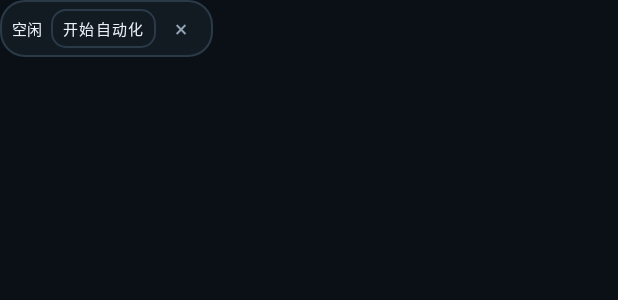
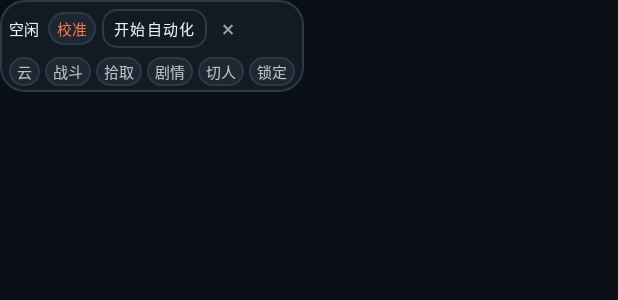
Before and after one commit to jiang386/okww-mobile, an Android app: the layout overlay_panel.xml on its own in the app's theme, with its tools: preview values and no code run, on a phone screen of 412 x 824 dp. Shown: the top 300 px of the screen. Run offline under Robolectric (Android 15) with nearby library versions, the phone set to English and light mode, and no system bars.

Commit message:
feat: 悬浮窗内直接添加按键与切换任务，游戏内无需退出；发布 0.1.3

```diff
--- a/app/build.gradle.kts
+++ b/app/build.gradle.kts
@@ -13,8 +13,8 @@ android {
         // 可通过 -PtargetSdk=32 覆盖：部分 ROM（realme / ColorOS 等）对 targetSdk >= 33
         // 的侧载应用强制「受限设置」，导致无障碍无法开启；targetSdk 32 可绕过该限制。
         targetSdk = (project.findProperty("targetSdk") as String?)?.toIntOrNull() ?: 35
-        versionCode = 3
-        versionName = "0.1.2"
+        versionCode = 4
+        versionName = "0.1.3"
         resourceConfigurations.addAll(listOf("zh", "en"))
     }
 
--- a/app/src/main/java/com/okww/mobile/App.kt
+++ b/app/src/main/java/com/okww/mobile/App.kt
@@ -20,6 +20,10 @@ class App : Application() {
     @Volatile
     var uiVisible: Boolean = false
         private set
+
+    /** 悬浮窗内正在添加/调整按键，自动化同样暂停，避免误点。 */
+    @Volatile
+    var calibrating: Boolean = false
 
     val engine: AutomationEngine by lazy { AutomationEngine(this) }
 
--- a/app/src/main/java/com/okww/mobile/engine/Engine.kt
+++ b/app/src/main/java/com/okww/mobile/engine/Engine.kt
@@ -110,6 +110,11 @@ class AutomationEngine(private val context: Context) {
                 delay(400)
                 continue
             }
+            if (App.instance.calibrating) {
+                RunState.setStatus("正在添加按键，已暂停")
+                delay(300)
+                continue
+            }
             val now = SystemClock.elapsedRealtime()
             if (now - lastTick < 120) {
                 delay(50)
--- a/app/src/main/res/layout/overlay_panel.xml
+++ b/app/src/main/res/layout/overlay_panel.xml
@@ -4,20 +4,37 @@
     android:layout_width="wrap_content"
     android:layout_height="wrap_content"
     android:background="@drawable/bg_overlay"
+    android:orientation="vertical"
+    android:paddingHorizontal="6dp"
+    android:paddingVertical="4dp">
+
+    <LinearLayout
+        android:layout_width="wrap_content"
+        android:layout_height="wrap_content"
         android:gravity="center_vertical"
-    android:orientation="horizontal"
-    android:paddingHorizontal="8dp"
-    android:paddingVertical="4dp">
+        android:orientation="horizontal">
 
         <TextView
             android:id="@+id/tvOverlayStatus"
             android:layout_width="wrap_content"
             android:layout_height="wrap_content"
-        android:maxEms="10"
             android:ellipsize="end"
+            android:maxEms="7"
             android:maxLines="1"
             android:text="@string/status_idle"
             android:textColor="@color/text"
+            android:textSize="10sp" />
+
+        <TextView
+            android:id="@+id/btnOverlayCal"
+            android:layout_width="wrap_content"
+            android:layout_height="wrap_content"
+            android:layout_marginStart="6dp"
+            android:background="@drawable/bg_chip"
+            android:paddingHorizontal="6dp"
+            android:paddingVertical="3dp"
+            android:text="@string/overlay_calibrate"
+            android:textColor="@color/accent"
             android:textSize="10sp" />
 
         <com.google.android.material.button.MaterialButton
@@ -25,7 +42,7 @@
             style="@style/Widget.OKWW.Button"
             android:layout_width="wrap_content"
             android:layout_height="wrap_content"
-        android:layout_marginStart="6dp"
+            android:layout_marginStart="4dp"
             android:minHeight="30dp"
             android:minWidth="0dp"
             android:paddingHorizontal="8dp"
@@ -34,11 +51,84 @@
 
         <TextView
             android:id="@+id/btnOverlayClose"
-        android:layout_width="26dp"
-        android:layout_height="26dp"
-        android:layout_marginStart="4dp"
+            android:layout_width="24dp"
+            android:layout_height="24dp"
+            android:layout_marginStart="2dp"
             android:gravity="center"
             android:text="@string/overlay_close"
             android:textColor="@color/muted"
             android:textSize="15sp" />
     </LinearLayout>
+
+    <LinearLayout
+        android:layout_width="wrap_content"
+        android:layout_height="wrap_content"
+        android:layout_marginTop="4dp"
+        android:orientation="horizontal">
+
+        <TextView
+            android:id="@+id/chipCloud"
+            android:layout_width="wrap_content"
+            android:layout_height="wrap_content"
+            android:layout_marginEnd="3dp"
+            android:background="@drawable/bg_chip"
+            android:paddingHorizontal="5dp"
+            android:paddingVertical="2dp"
+            android:text="@string/overlay_task_cloud"
+            android:textSize="10sp" />
+
+        <TextView
+            android:id="@+id/chipCombat"
+            android:layout_width="wrap_content"
+            android:layout_height="wrap_content"
+            android:layout_marginEnd="3dp"
+            android:background="@drawable/bg_chip"
+            android:paddingHorizontal="5dp"
+            android:paddingVertical="2dp"
+            android:text="@string/overlay_task_combat"
+            android:textSize="10sp" />
+
+        <TextView
+            android:id="@+id/chipPickup"
+            android:layout_width="wrap_content"
+            android:layout_height="wrap_content"
+            android:layout_marginEnd="3dp"
+            android:background="@drawable/bg_chip"
+            android:paddingHorizontal="5dp"
+            android:paddingVertical="2dp"
+            android:text="@string/overlay_task_pickup"
+            android:textSize="10sp" />
+
+        <TextView
+            android:id="@+id/chipDialog"
+            android:layout_width="wrap_content"
+            android:layout_height="wrap_content"
+            android:layout_marginEnd="3dp"
+            android:background="@drawable/bg_chip"
+            android:paddingHorizontal="5dp"
+            android:paddingVertical="2dp"
+            android:text="@string/overlay_task_dialog"
+            android:textSize="10sp" />
+
+        <TextView
+            android:id="@+id/chipSwitch"
+            android:layout_width="wrap_content"
+            android:layout_height="wrap_content"
+            android:layout_marginEnd="3dp"
+            android:background="@drawable/bg_chip"
+            android:paddingHorizontal="5dp"
+            android:paddingVertical="2dp"
+            android:text="@string/overlay_task_switch"
+            android:textSize="10sp" />
+
+        <TextView
+            android:id="@+id/chipLock"
+            android:layout_width="wrap_content"
+            android:layout_height="wrap_content"
+            android:background="@drawable/bg_chip"
+            android:paddingHorizontal="5dp"
+            android:paddingVertical="2dp"
+            android:text="@string/overlay_task_lock"
+            android:textSize="10sp" />
+    </LinearLayout>
+</LinearLayout>
--- a/app/src/main/res/values/strings.xml
+++ b/app/src/main/res/values/strings.xml
@@ -48,9 +48,21 @@
 
     <string name="overlay_title">OKWW</string>
     <string name="overlay_close">×</string>
+    <string name="overlay_calibrate">校准</string>
+    <string name="overlay_task_cloud">云</string>
+    <string name="overlay_task_combat">战斗</string>
+    <string name="overlay_task_pickup">拾取</string>
+    <string name="overlay_task_dialog">剧情</string>
+    <string name="overlay_task_switch">切人</string>
+    <string name="overlay_task_lock">锁定</string>
+    <string name="overlay_cal_cleared">已清空全部按键，请重新点按添加</string>
+    <string name="cal_paused">正在添加按键，自动化已暂停</string>
+    <string name="cal_overlay_hint">点画面上的按钮位置添加「%1$s」\n第 %2$d/%3$d 个 · 点右上「完成」保存并退出</string>
+    <string name="cal_overlay_done">完成</string>
+    <string name="cal_overlay_tip">长按悬浮窗「校准」可清空全部按键</string>
 
     <string name="help_title">使用说明 / Via 设置</string>
-    <string name="help_body">推荐游玩方式：Via 打开云·鸣潮后，切到「全屏 + 横屏」，再点本应用「游戏模式」。竖屏 / 带浏览器地址栏的状态也能用，但画面更小、系统手势容易误触，不建议。\n\n1) 投屏授权：选择「整个屏幕」或「单个应用（Via）」，之后本应用才能在后台看到画面。\n\n2) 无障碍服务：OKWW 触控执行器用于模拟点击/滑动。\n\n3) Via 横屏 + 全屏 + 游戏模式：\n· 手机横放后打开云·鸣潮；\n· 点本应用「游戏模式」：锁定横屏、提高亮度、开启免打扰、尝试沉浸全屏；\n· 若提示「沉浸全屏需要 adb」，执行一次：\nadb shell pm grant com.okww.mobile android.permission.WRITE_SECURE_SETTINGS\n\n4) 按键添加：本版本不再提供默认键位。首次使用请打开「按键校准」，依次点选按键并在画面上点按对应按钮位置完成添加；自动战斗至少需要「普攻」。\n\n5) 云游戏断线（如 1020 云服务错误）会被「云断线守护」自动点掉并重进游戏。\n\n注意：云游戏有串流延迟，已内置 0.8s 重锁与 3s 血条宽限；仍建议使用稳定网络。</string>
+    <string name="help_body">推荐游玩方式：Via 打开云·鸣潮后，切到「全屏 + 横屏」，再点本应用「游戏模式」。竖屏 / 带浏览器地址栏的状态也能用，但画面更小、系统手势容易误触，不建议。\n\n1) 投屏授权：选择「整个屏幕」或「单个应用（Via）」，之后本应用才能在后台看到画面。\n\n2) 无障碍服务：OKWW 触控执行器用于模拟点击/滑动。\n\n3) Via 横屏 + 全屏 + 游戏模式：\n· 手机横放后打开云·鸣潮；\n· 点本应用「游戏模式」：锁定横屏、提高亮度、开启免打扰、尝试沉浸全屏；\n· 若提示「沉浸全屏需要 adb」，执行一次：\nadb shell pm grant com.okww.mobile android.permission.WRITE_SECURE_SETTINGS\n\n4) 按键添加：本版本不再提供默认键位。推荐开启悬浮控制台后，在游戏画面上点「校准」，直接点按按钮位置添加；也可在应用内「校准」页添加。自动战斗至少需要「普攻」。所有开关与校准都能在游戏内完成，无需退出云游戏。\n\n5) 云游戏断线（如 1020 云服务错误）会被「云断线守护」自动点掉并重进游戏。\n\n注意：云游戏有串流延迟，已内置 0.8s 重锁与 3s 血条宽限；仍建议使用稳定网络。</string>
     <string name="help_ok">知道了</string>
     <string name="copy_adb">复制 adb 命令</string>
     <string name="copied">已复制</string>
```
Also changed, not shown: app/src/main/java/com/okww/mobile/service/OverlayService.kt (+197 -6 lines), app/src/main/res/layout/overlay_calibration.xml (added, +33 -0 lines), 5 other files. Lines whose indentation alone changed are shown as unchanged.
